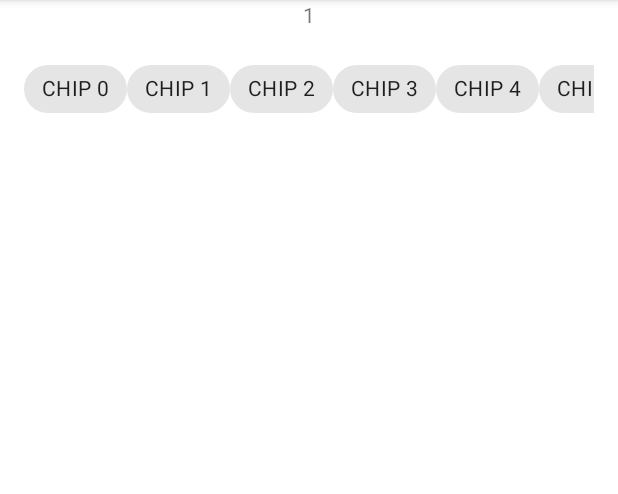
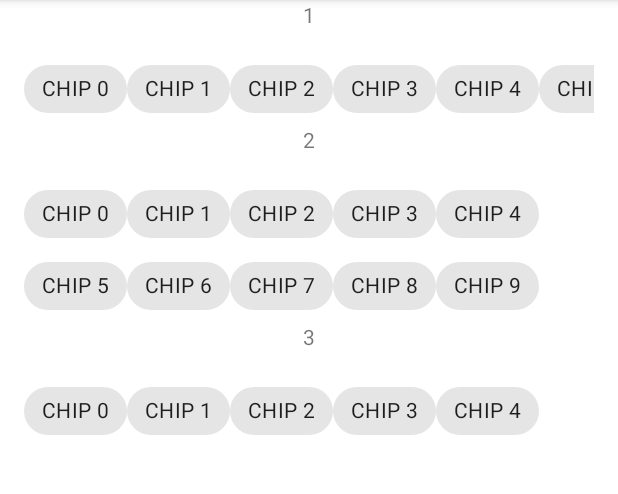
Before and after one commit to satoshun-android-example/FlexboxLayout, an Android app: the MaxLineFragment screen opened through its navigation route, on a phone screen of 412 x 824 dp, the part 84-578 px from its top. Run offline under Robolectric (Android 15) with nearby library versions, the phone set to English and light mode, and no system bars; our stand-ins replace FlexboxLayout.

```diff
--- a/app/src/main/java/com/github/satoshun/example/main/maxline/MaxLineFragment.kt
+++ b/app/src/main/java/com/github/satoshun/example/main/maxline/MaxLineFragment.kt
@@ -17,5 +17,11 @@ class MaxLineFragment : Fragment(R.layout.flexbox_max_line) {
     repeat(50) {
       binding.flexbox1.addView(Chip(context).apply { text = "CHIP $it" })
     }
+    repeat(50) {
+      binding.flexbox2.addView(Chip(context).apply { text = "CHIP $it" })
+    }
+    repeat(50) {
+      binding.flexbox3.addView(Chip(context).apply { text = "CHIP $it" })
+    }
   }
 }
--- a/app/src/main/res/layout/flexbox_max_line.xml
+++ b/app/src/main/res/layout/flexbox_max_line.xml
@@ -35,6 +35,68 @@
       app:layout_constraintEnd_toEndOf="parent"
       app:layout_constraintStart_toStartOf="parent"
       app:layout_constraintTop_toBottomOf="@id/title1"
+      app:maxLine="2" />
+  </androidx.constraintlayout.widget.ConstraintLayout>
+
+  <androidx.constraintlayout.widget.ConstraintLayout
+    android:id="@+id/container2"
+    android:layout_width="match_parent"
+    android:layout_height="wrap_content"
+    android:layout_marginStart="16dp"
+    android:layout_marginEnd="16dp"
+    app:layout_constraintEnd_toEndOf="parent"
+    app:layout_constraintStart_toStartOf="parent"
+    app:layout_constraintTop_toBottomOf="@id/container1">
+
+    <TextView
+      android:id="@+id/title2"
+      android:layout_width="wrap_content"
+      android:layout_height="wrap_content"
+      android:text="2"
+      app:layout_constraintEnd_toEndOf="parent"
+      app:layout_constraintStart_toStartOf="parent"
+      app:layout_constraintTop_toTopOf="parent" />
+
+    <com.example.mylibrary.FlexboxLayout
+      android:id="@+id/flexbox2"
+      android:layout_width="match_parent"
+      android:layout_height="wrap_content"
+      android:layout_marginTop="16dp"
+      app:flexWrap="wrap"
+      app:layout_constraintEnd_toEndOf="parent"
+      app:layout_constraintStart_toStartOf="parent"
+      app:layout_constraintTop_toBottomOf="@id/title2"
+      app:maxLine="2" />
+  </androidx.constraintlayout.widget.ConstraintLayout>
+
+  <androidx.constraintlayout.widget.ConstraintLayout
+    android:id="@+id/container3"
+    android:layout_width="match_parent"
+    android:layout_height="wrap_content"
+    android:layout_marginStart="16dp"
+    android:layout_marginEnd="16dp"
+    app:layout_constraintEnd_toEndOf="parent"
+    app:layout_constraintStart_toStartOf="parent"
+    app:layout_constraintTop_toBottomOf="@id/container2">
+
+    <TextView
+      android:id="@+id/title3"
+      android:layout_width="wrap_content"
+      android:layout_height="wrap_content"
+      android:text="3"
+      app:layout_constraintEnd_toEndOf="parent"
+      app:layout_constraintStart_toStartOf="parent"
+      app:layout_constraintTop_toTopOf="parent" />
+
+    <com.example.mylibrary.FlexboxLayout
+      android:id="@+id/flexbox3"
+      android:layout_width="match_parent"
+      android:layout_height="wrap_content"
+      android:layout_marginTop="16dp"
+      app:flexWrap="wrap"
+      app:layout_constraintEnd_toEndOf="parent"
+      app:layout_constraintStart_toStartOf="parent"
+      app:layout_constraintTop_toBottomOf="@id/title3"
       app:maxLine="1" />
   </androidx.constraintlayout.widget.ConstraintLayout>
 </androidx.constraintlayout.widget.ConstraintLayout>
--- a/mylibrary/src/main/java/com/example/mylibrary/FlexboxHelper.java
+++ b/mylibrary/src/main/java/com/example/mylibrary/FlexboxHelper.java
@@ -388,20 +388,23 @@ class FlexboxHelper {
     void calculateFlexLines(FlexLinesResult result, int mainMeasureSpec,
             int crossMeasureSpec, int needsCalcAmount, int fromIndex, int toIndex,
             @Nullable List<FlexLine> existingLines) {
-
-        boolean isMainHorizontal = mFlexContainer.isMainAxisDirectionHorizontal();
-
-        int mainMode = View.MeasureSpec.getMode(mainMeasureSpec);
-        int mainSize = View.MeasureSpec.getSize(mainMeasureSpec);
-
-        int childState = 0;
-
         List<FlexLine> flexLines;
         if (existingLines == null) {
             flexLines = new ArrayList<>();
         } else {
             flexLines = existingLines;
         }
+
+        if (mFlexContainer.getMaxLine() != NOT_SET && mFlexContainer.getMaxLine() == flexLines.size()) {
+            return;
+        }
+
+        boolean isMainHorizontal = mFlexContainer.isMainAxisDirectionHorizontal();
+
+        int mainMode = View.MeasureSpec.getMode(mainMeasureSpec);
+        int mainSize = View.MeasureSpec.getSize(mainMeasureSpec);
+
+        int childState = 0;
 
         result.mFlexLines = flexLines;
 
@@ -551,6 +554,10 @@ class FlexboxHelper {
                     }
                 }
 
+                if (mFlexContainer.getMaxLine() != NOT_SET && mFlexContainer.getMaxLine() == flexLines.size()) {
+                    break;
+                }
+
                 flexLine = new FlexLine();
                 flexLine.mItemCount = 1;
                 flexLine.mMainSize = mainPaddingStart + mainPaddingEnd;
@@ -873,12 +880,6 @@ class FlexboxHelper {
             return true;
         }
         if (mode == View.MeasureSpec.UNSPECIFIED) {
-            return false;
-        }
-        int maxLine = mFlexContainer.getMaxLine();
-        // Judge the condition by adding 1 to the current flexLinesSize because the flex line
-        // being computed isn't added to the flexLinesSize.
-        if (maxLine != NOT_SET && maxLine <= flexLinesSize + 1) {
             return false;
         }
         int decorationLength =
```
